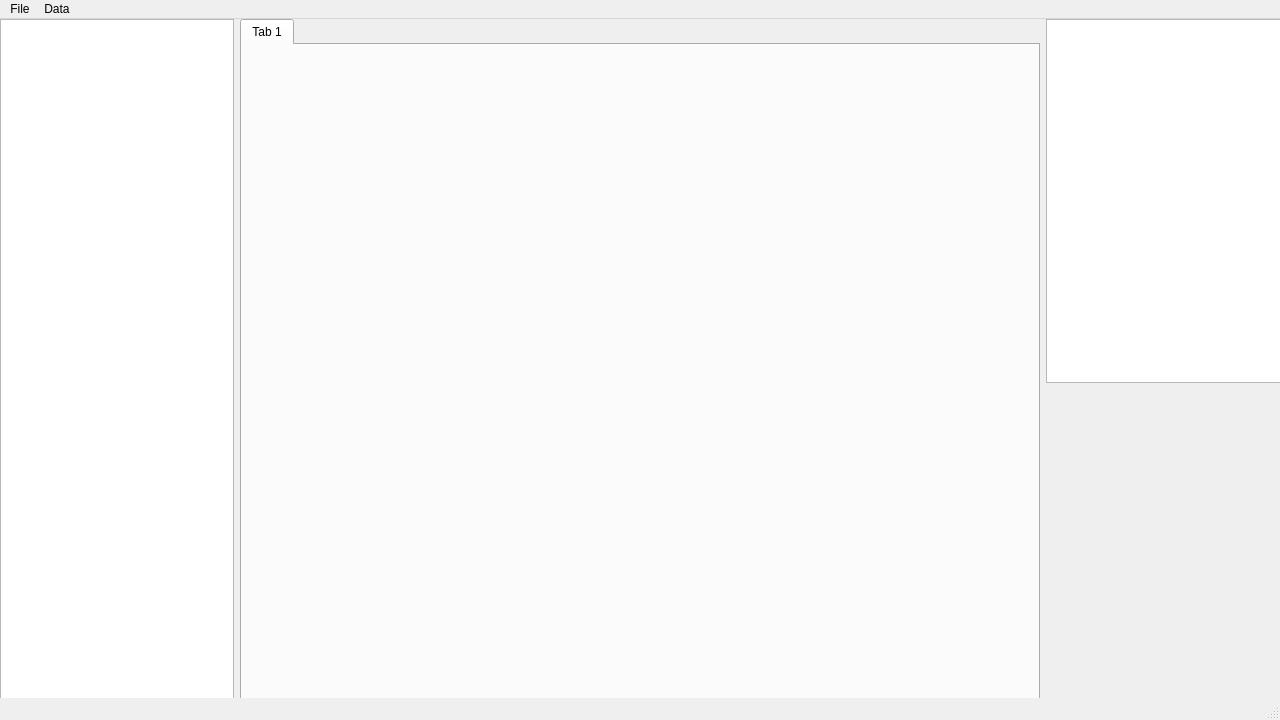
This is ui/mainwindow.ui in dongle94/data_labeler as Qt 5 draws it before an edit. The edited form follows.
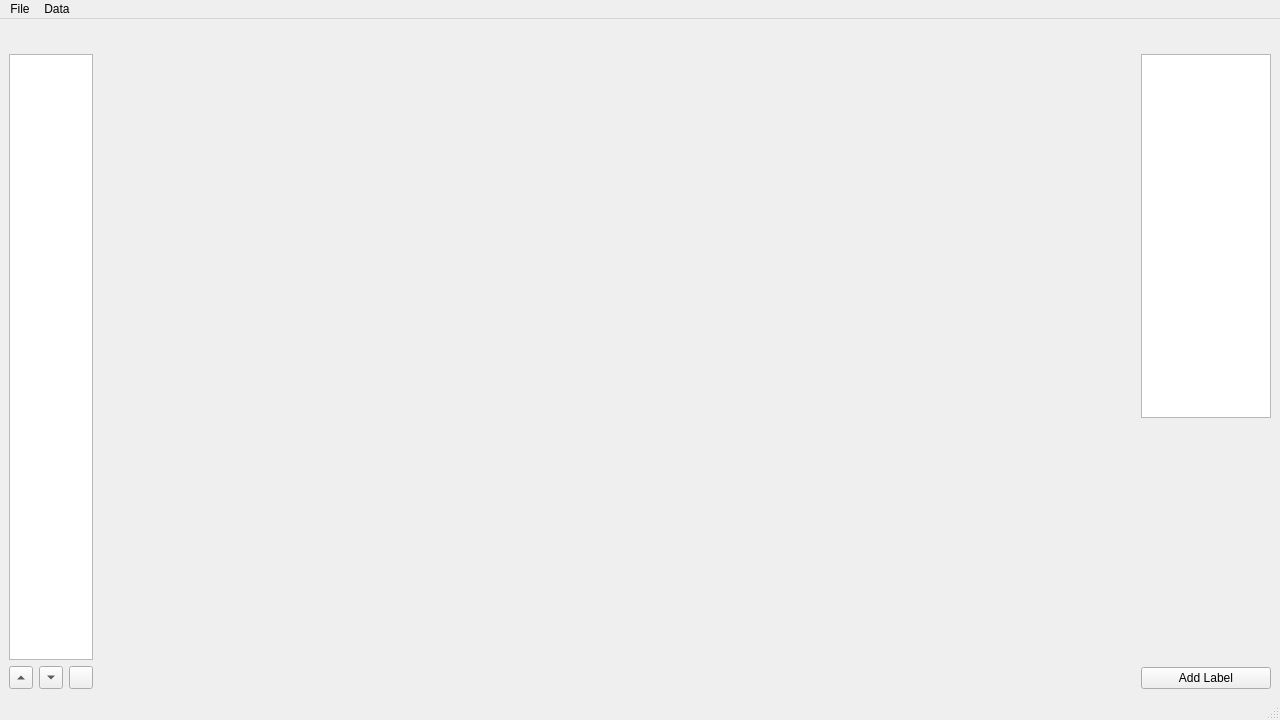
This is the edited form. Icons and pictures are not drawn.

Commit message:
Style: 240417 UI 디자인
- 전체 레이아웃에 헤더 및 메인 추가(버티컬)
- 헤더에는 아이콘 버튼만 들어갈 예정
- 메인은 3단(좌,중,우)로 나누어짐
  - 좌측은 이미지 리스트와 이미지 툴바 예정
    - 이미지 툴바는 위로,아래로, 이미지 삭제 버튼
  - 중은 이미지 뷰 및 라벨링 페이지
  - 우는 박스라벨리스트, 이미지 라벨리스트, 라벨 추가 버튼

The edit to the form file:
```diff
--- a/ui/mainwindow.ui
+++ b/ui/mainwindow.ui
@@ -10,70 +10,117 @@
     <height>720</height>
    </rect>
   </property>
+  <property name="minimumSize">
+   <size>
+    <width>640</width>
+    <height>360</height>
+   </size>
+  </property>
   <property name="windowTitle">
    <string>MainWindow</string>
   </property>
   <widget class="QWidget" name="centralwidget">
-   <widget class="QWidget" name="horizontalLayoutWidget">
-    <property name="geometry">
-     <rect>
-      <x>0</x>
-      <y>0</y>
-      <width>1281</width>
-      <height>730</height>
-     </rect>
-    </property>
-    <layout class="QHBoxLayout" name="lo_cente">
+   <layout class="QVBoxLayout" name="verticalLayout" stretch="1,24">
      <item>
+     <layout class="QHBoxLayout" name="hlo_header"/>
+    </item>
+    <item>
+     <layout class="QHBoxLayout" name="hlo_main" stretch="1,8,1">
+      <item>
+       <layout class="QVBoxLayout" name="vlo_letf" stretch="24,1">
+        <item alignment="Qt::AlignLeft">
       <widget class="QListWidget" name="lw_images"/>
      </item>
      <item>
-      <widget class="QTabWidget" name="tabWidget">
-       <property name="minimumSize">
-        <size>
-         <width>800</width>
-         <height>0</height>
-        </size>
-       </property>
-       <property name="currentIndex">
-        <number>0</number>
-       </property>
-       <widget class="QWidget" name="tab_3">
-        <attribute name="title">
-         <string>Tab 1</string>
-        </attribute>
-       </widget>
+         <layout class="QHBoxLayout" name="hlo_lefttb" stretch="0,0,0">
+          <item>
+           <widget class="QToolButton" name="tB_down">
+            <property name="mouseTracking">
+             <bool>false</bool>
+            </property>
+            <property name="toolTip">
+             <string extracomment="Above Image"/>
+            </property>
+            <property name="text">
+             <string>...</string>
+            </property>
+            <property name="icon">
+             <iconset theme="go-up"/>
+            </property>
+            <property name="arrowType">
+             <enum>Qt::UpArrow</enum>
+            </property>
+           </widget>
+          </item>
+          <item>
+           <widget class="QToolButton" name="tB_up">
+            <property name="toolTip">
+             <string extracomment="Below Image"/>
+            </property>
+            <property name="text">
+             <string>...</string>
+            </property>
+            <property name="icon">
+             <iconset theme="go-down"/>
+            </property>
+            <property name="arrowType">
+             <enum>Qt::DownArrow</enum>
+            </property>
       </widget>
      </item>
      <item>
-      <layout class="QVBoxLayout" name="lo_right">
+           <widget class="QToolButton" name="tB_rm_img">
+            <property name="toolTip">
+             <string extracomment="Remove Image"/>
+            </property>
+            <property name="text">
+             <string/>
+            </property>
+            <property name="icon">
+             <iconset theme="user-trash"/>
+            </property>
+           </widget>
+          </item>
+         </layout>
+        </item>
+       </layout>
+      </item>
        <item>
+       <layout class="QVBoxLayout" name="vlo_center"/>
+      </item>
+      <item>
+       <layout class="QVBoxLayout" name="vlo_right" stretch="6,4,1">
+        <property name="sizeConstraint">
+         <enum>QLayout::SetMaximumSize</enum>
+        </property>
+        <item alignment="Qt::AlignRight">
         <widget class="QListWidget" name="lw_labels">
          <property name="enabled">
           <bool>true</bool>
          </property>
-         <property name="minimumSize">
+          <property name="maximumSize">
           <size>
-           <width>0</width>
-           <height>0</height>
+            <width>16777215</width>
+            <height>16777215</height>
           </size>
          </property>
         </widget>
        </item>
        <item>
-        <widget class="QWidget" name="widget" native="true">
-         <property name="minimumSize">
-          <size>
-           <width>0</width>
-           <height>360</height>
-          </size>
+         <layout class="QFormLayout" name="formLayout"/>
+        </item>
+        <item>
+         <widget class="QPushButton" name="pB_add_label">
+          <property name="text">
+           <string>Add Label</string>
          </property>
         </widget>
        </item>
       </layout>
      </item>
     </layout>
-   </widget>
+    </item>
+   </layout>
   </widget>
   <widget class="QMenuBar" name="menubar">
    <property name="geometry">
```
Left out of the diff: 3 changed lines with no effect on the pictures. Lines whose indentation alone changed are shown as unchanged. The commit also changes 2 other files.
